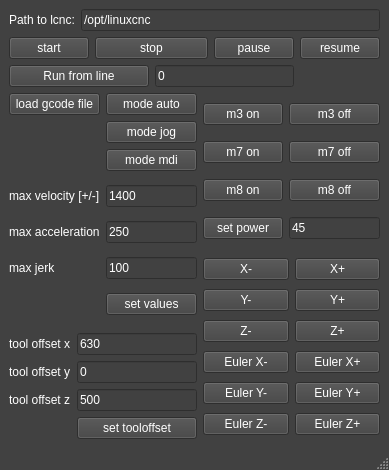
The window that cpp_interface/libhalcmdgui/mainwindow.ui (grotius-cnc/hal_trajectory) describes before a commit, drawn with Qt 5.
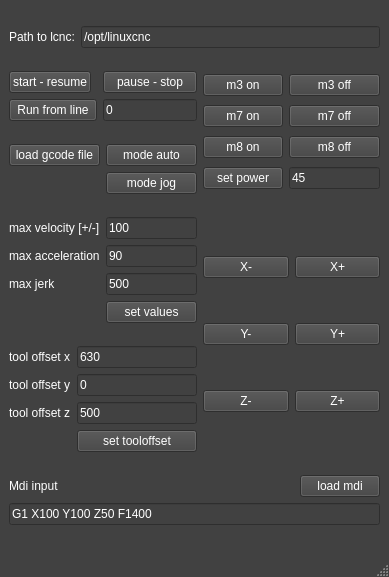
The same window after the commit.

```diff
--- a/cpp_interface/libhalcmdgui/mainwindow.ui
+++ b/cpp_interface/libhalcmdgui/mainwindow.ui
@@ -7,7 +7,7 @@
     <x>0</x>
     <y>0</y>
     <width>389</width>
-    <height>470</height>
+    <height>577</height>
    </rect>
   </property>
   <property name="palette">
@@ -237,96 +237,43 @@
    </palette>
   </property>
   <property name="windowTitle">
-   <string>MainWindow</string>
+   <string>- trajectory component halcmd test app -</string>
   </property>
   <widget class="QWidget" name="centralwidget">
-   <layout class="QGridLayout" name="gridLayout_8">
-    <item row="2" column="0">
-     <layout class="QGridLayout" name="gridLayout_5">
-      <item row="1" column="1">
-       <widget class="QPushButton" name="pushButton_mode_jog">
-        <property name="text">
-         <string>mode jog</string>
-        </property>
-       </widget>
-      </item>
-      <item row="0" column="1">
-       <widget class="QPushButton" name="pushButton_mode_auto">
-        <property name="text">
-         <string>mode auto</string>
-        </property>
-       </widget>
-      </item>
-      <item row="2" column="1">
-       <widget class="QPushButton" name="pushButton_mode_mdi">
-        <property name="text">
-         <string>mode mdi</string>
-        </property>
-       </widget>
-      </item>
+   <layout class="QGridLayout" name="gridLayout_9">
+    <item row="1" column="0">
+     <layout class="QGridLayout" name="gridLayout_6">
       <item row="0" column="0">
-       <widget class="QPushButton" name="pushButton_load_gcode_file">
+       <widget class="QPushButton" name="pushButton_mode_auto_start">
         <property name="text">
-         <string>load gcode file</string>
+         <string>start - resume</string>
         </property>
        </widget>
       </item>
-     </layout>
-    </item>
-    <item row="5" column="0">
-     <layout class="QGridLayout" name="gridLayout_4">
-      <item row="0" column="0">
-       <widget class="QLabel" name="label_2">
+      <item row="1" column="0" colspan="2">
+       <widget class="QPushButton" name="pushButton_run_from_line">
         <property name="text">
-         <string>tool offset x</string>
+         <string>Run from line</string>
         </property>
        </widget>
       </item>
-      <item row="0" column="1">
-       <widget class="QLineEdit" name="lineEdit_tooloffset_x">
-        <property name="text">
-         <string>630</string>
-        </property>
-       </widget>
-      </item>
-      <item row="1" column="0">
-       <widget class="QLabel" name="label_3">
-        <property name="text">
-         <string>tool offset y</string>
-        </property>
-       </widget>
-      </item>
-      <item row="1" column="1">
-       <widget class="QLineEdit" name="lineEdit_tooloffset_y">
+      <item row="1" column="2" colspan="2">
+       <widget class="QLineEdit" name="lineEdit_run_from_line">
         <property name="text">
          <string>0</string>
         </property>
        </widget>
       </item>
-      <item row="2" column="0">
-       <widget class="QLabel" name="label_4">
+      <item row="0" column="2" colspan="2">
+       <widget class="QPushButton" name="pushButton_mode_auto_stop">
         <property name="text">
-         <string>tool offset z</string>
-        </property>
-       </widget>
-      </item>
-      <item row="2" column="1">
-       <widget class="QLineEdit" name="lineEdit_tooloffset_z">
-        <property name="text">
-         <string>500</string>
-        </property>
-       </widget>
-      </item>
-      <item row="3" column="1">
-       <widget class="QPushButton" name="pushButton_tooloffset">
-        <property name="text">
-         <string>set tooloffset</string>
+         <string>pause - stop</string>
         </property>
        </widget>
       </item>
      </layout>
     </item>
-    <item row="2" column="1" rowspan="2">
+    <item row="1" column="1" rowspan="2">
      <layout class="QGridLayout" name="gridLayout_2">
       <item row="0" column="0">
        <widget class="QPushButton" name="pushButton_m3_on">
@@ -386,71 +333,32 @@
       </item>
      </layout>
     </item>
-    <item row="0" column="0" colspan="2">
-     <layout class="QGridLayout" name="gridLayout_7">
-      <item row="0" column="0">
-       <widget class="QLabel" name="label">
-        <property name="text">
-         <string>Path to lcnc:</string>
-        </property>
-       </widget>
-      </item>
+    <item row="2" column="0">
+     <layout class="QGridLayout" name="gridLayout_5">
       <item row="0" column="1">
-       <widget class="QLineEdit" name="lineEdit_path_to_lcnc_bin">
+       <widget class="QPushButton" name="pushButton_mode_auto">
         <property name="text">
-         <string>/opt/linuxcnc</string>
+         <string>mode auto</string>
         </property>
        </widget>
       </item>
-     </layout>
-    </item>
-    <item row="1" column="0" colspan="2">
-     <layout class="QGridLayout" name="gridLayout_6">
       <item row="0" column="0">
-       <widget class="QPushButton" name="pushButton_mode_auto_start">
+       <widget class="QPushButton" name="pushButton_load_gcode_file">
         <property name="text">
-         <string>start</string>
+         <string>load gcode file</string>
         </property>
        </widget>
       </item>
-      <item row="0" column="1" colspan="2">
-       <widget class="QPushButton" name="pushButton_mode_auto_stop">
+      <item row="1" column="1">
+       <widget class="QPushButton" name="pushButton_mode_jog">
         <property name="text">
-         <string>stop</string>
-        </property>
-       </widget>
-      </item>
-      <item row="0" column="3">
-       <widget class="QPushButton" name="pushButton_mode_auto_pause">
-        <property name="text">
-         <string>pause</string>
-        </property>
-       </widget>
-      </item>
-      <item row="0" column="4">
-       <widget class="QPushButton" name="pushButton_mode_auto_resume">
-        <property name="text">
-         <string>resume</string>
-        </property>
-       </widget>
-      </item>
-      <item row="1" column="0" colspan="2">
-       <widget class="QPushButton" name="pushButton_run_from_line">
-        <property name="text">
-         <string>Run from line</string>
-        </property>
-       </widget>
-      </item>
-      <item row="1" column="2" colspan="2">
-       <widget class="QLineEdit" name="lineEdit_run_from_line">
-        <property name="text">
-         <string>0</string>
+         <string>mode jog</string>
         </property>
        </widget>
       </item>
      </layout>
     </item>
-    <item row="3" column="0" rowspan="2">
+    <item row="3" column="0">
      <layout class="QGridLayout" name="gridLayout_3">
       <item row="0" column="0">
        <widget class="QLabel" name="label_5">
@@ -462,7 +370,7 @@
       <item row="0" column="1">
        <widget class="QLineEdit" name="lineEdit_max_velocity">
         <property name="text">
-         <string>1400</string>
+         <string>100</string>
         </property>
        </widget>
       </item>
@@ -476,7 +384,7 @@
       <item row="1" column="1">
        <widget class="QLineEdit" name="lineEdit_max_acceleration">
         <property name="text">
-         <string>250</string>
+         <string>90</string>
         </property>
        </widget>
       </item>
@@ -490,7 +398,7 @@
       <item row="2" column="1">
        <widget class="QLineEdit" name="lineEdit_max_jerk">
         <property name="text">
-         <string>100</string>
+         <string>500</string>
         </property>
        </widget>
       </item>
@@ -503,7 +411,7 @@
       </item>
      </layout>
     </item>
-    <item row="4" column="1" rowspan="2">
+    <item row="3" column="1" rowspan="2">
      <layout class="QGridLayout" name="gridLayout">
       <item row="0" column="0">
        <widget class="QPushButton" name="pushButton_jog_x_min">
@@ -512,27 +420,6 @@
         </property>
        </widget>
       </item>
-      <item row="0" column="1">
-       <widget class="QPushButton" name="pushButton_jog_x_plus">
-        <property name="text">
-         <string>X+</string>
-        </property>
-       </widget>
-      </item>
-      <item row="1" column="0">
-       <widget class="QPushButton" name="pushButton_jog_y_min">
-        <property name="text">
-         <string>Y-</string>
-        </property>
-       </widget>
-      </item>
-      <item row="1" column="1">
-       <widget class="QPushButton" name="pushButton_jog_y_plus">
-        <property name="text">
-         <string>Y+</string>
-        </property>
-       </widget>
-      </item>
       <item row="2" column="0">
        <widget class="QPushButton" name="pushButton_jog_z_min">
         <property name="text">
@@ -540,6 +427,13 @@
         </property>
        </widget>
       </item>
+      <item row="1" column="1">
+       <widget class="QPushButton" name="pushButton_jog_y_plus">
+        <property name="text">
+         <string>Y+</string>
+        </property>
+       </widget>
+      </item>
       <item row="2" column="1">
        <widget class="QPushButton" name="pushButton_jog_z_plus">
         <property name="text">
@@ -547,45 +441,122 @@
         </property>
        </widget>
       </item>
-      <item row="3" column="0">
-       <widget class="QPushButton" name="pushButton_jog_euler_x_min">
+      <item row="1" column="0">
+       <widget class="QPushButton" name="pushButton_jog_y_min">
         <property name="text">
-         <string>Euler X-</string>
+         <string>Y-</string>
+        </property>
+       </widget>
+      </item>
+      <item row="0" column="1">
+       <widget class="QPushButton" name="pushButton_jog_x_plus">
+        <property name="text">
+         <string>X+</string>
+        </property>
+       </widget>
+      </item>
+     </layout>
+    </item>
+    <item row="4" column="0">
+     <layout class="QGridLayout" name="gridLayout_4">
+      <item row="0" column="0">
+       <widget class="QLabel" name="label_2">
+        <property name="text">
+         <string>tool offset x</string>
+        </property>
+       </widget>
+      </item>
+      <item row="0" column="1">
+       <widget class="QLineEdit" name="lineEdit_tooloffset_x">
+        <property name="text">
+         <string>630</string>
+        </property>
+       </widget>
+      </item>
+      <item row="1" column="0">
+       <widget class="QLabel" name="label_3">
+        <property name="text">
+         <string>tool offset y</string>
+        </property>
+       </widget>
+      </item>
+      <item row="1" column="1">
+       <widget class="QLineEdit" name="lineEdit_tooloffset_y">
+        <property name="text">
+         <string>0</string>
+        </property>
+       </widget>
+      </item>
+      <item row="2" column="0">
+       <widget class="QLabel" name="label_4">
+        <property name="text">
+         <string>tool offset z</string>
+        </property>
+       </widget>
+      </item>
+      <item row="2" column="1">
+       <widget class="QLineEdit" name="lineEdit_tooloffset_z">
+        <property name="text">
+         <string>500</string>
         </property>
        </widget>
       </item>
       <item row="3" column="1">
-       <widget class="QPushButton" name="pushButton_jog_euler_x_plus">
+       <widget class="QPushButton" name="pushButton_tooloffset">
         <property name="text">
-         <string>Euler X+</string>
+         <string>set tooloffset</string>
         </property>
        </widget>
       </item>
-      <item row="4" column="0">
-       <widget class="QPushButton" name="pushButton_jog_euler_y_min">
+     </layout>
+    </item>
+    <item row="5" column="0" colspan="2">
+     <layout class="QGridLayout" name="gridLayout_8">
+      <item row="0" column="1">
+       <widget class="QPushButton" name="pushButton_load_mdi">
+        <property name="toolTip">
+         <string>&lt;html&gt;&lt;head/&gt;&lt;body&gt;&lt;p&gt;&lt;br/&gt;&lt;/p&gt;&lt;/body&gt;&lt;/html&gt;</string>
+        </property>
         <property name="text">
-         <string>Euler Y-</string>
+         <string>load mdi</string>
         </property>
        </widget>
       </item>
-      <item row="4" column="1">
-       <widget class="QPushButton" name="pushButton_jog_euler_y_plus">
+      <item row="0" column="0">
+       <widget class="QLabel" name="label_8">
+        <property name="sizePolicy">
+         <sizepolicy hsizetype="Expanding" vsizetype="Preferred">
+          <horstretch>0</horstretch>
+          <verstretch>0</verstretch>
+         </sizepolicy>
+        </property>
         <property name="text">
-         <string>Euler Y+</string>
+         <string>Mdi input</string>
         </property>
        </widget>
       </item>
-      <item row="5" column="0">
-       <widget class="QPushButton" name="pushButton_jog_euler_z_min">
+      <item row="1" column="0" colspan="2">
+       <widget class="QLineEdit" name="lineEdit_mdi">
         <property name="text">
-         <string>Euler Z-</string>
+         <string>G1 X100 Y100 Z50 F1400</string>
         </property>
        </widget>
       </item>
-      <item row="5" column="1">
-       <widget class="QPushButton" name="pushButton_jog_euler_z_plus">
+     </layout>
+    </item>
+    <item row="0" column="0" colspan="2">
+     <layout class="QGridLayout" name="gridLayout_7">
+      <item row="0" column="0">
+       <widget class="QLabel" name="label">
         <property name="text">
-         <string>Euler Z+</string>
+         <string>Path to lcnc:</string>
+        </property>
+       </widget>
+      </item>
+      <item row="0" column="1">
+       <widget class="QLineEdit" name="lineEdit_path_to_lcnc_bin">
+        <property name="text">
+         <string>/opt/linuxcnc</string>
         </property>
        </widget>
       </item>
```
